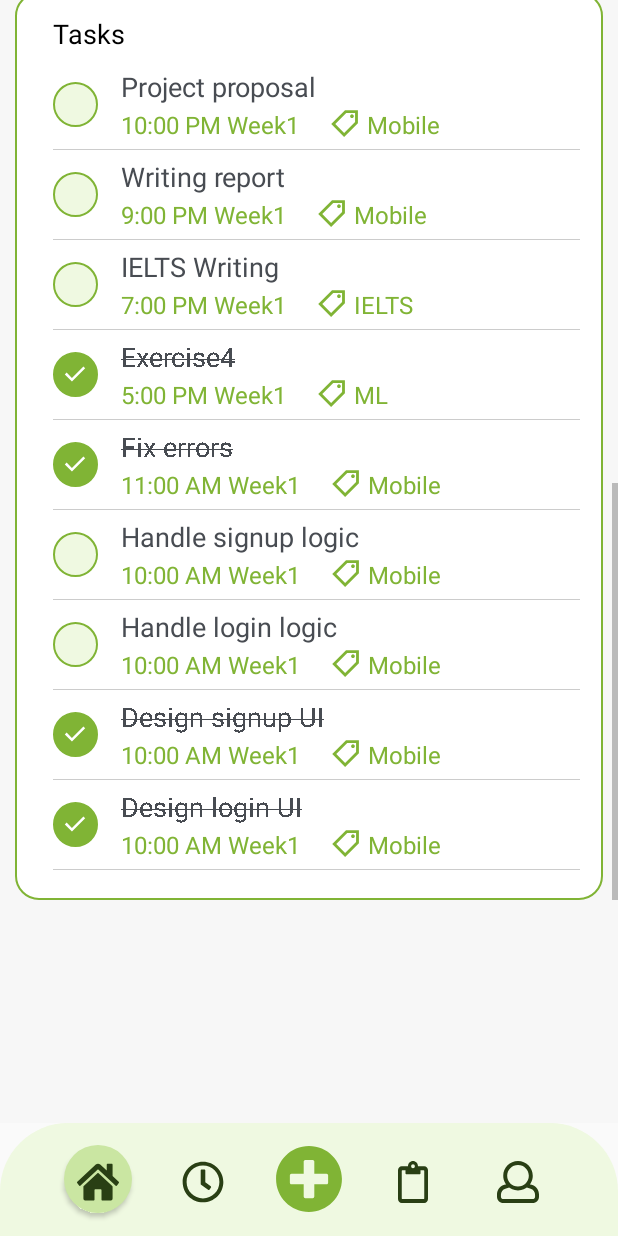
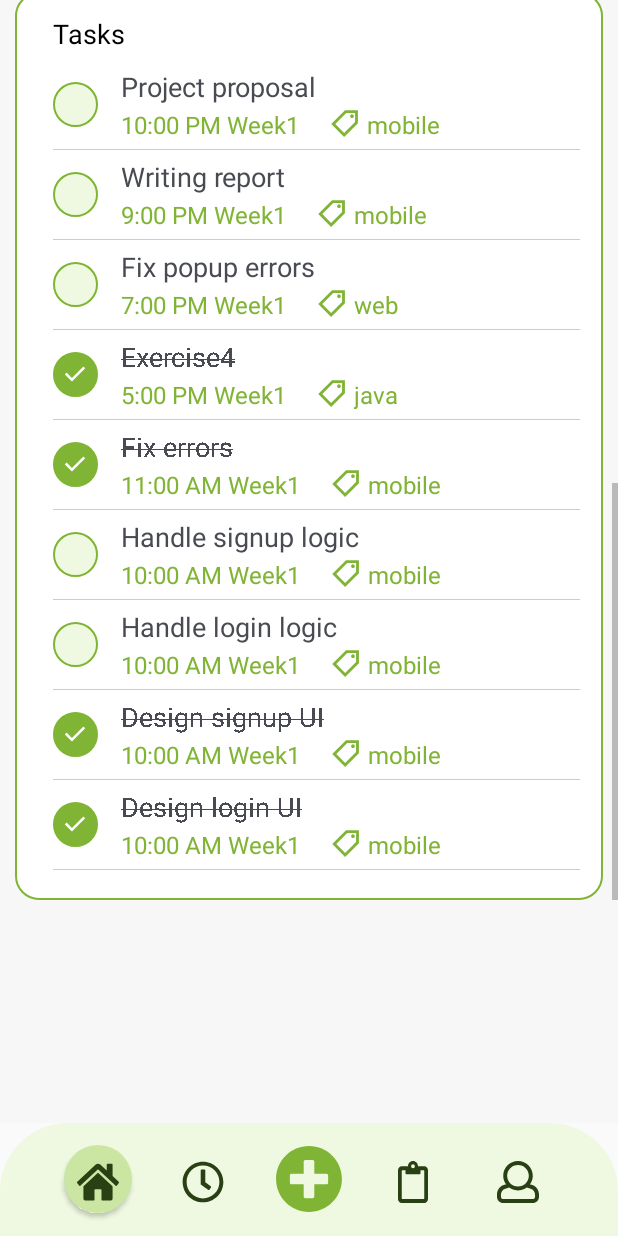
Before and after one commit to pmlinh21/Mobile-21KTPM1-Group05, an Android app built with Jetpack Compose: the fragment MonthlyReport placed in its activity, scrolled down 695 dp, on a phone screen of 412 x 824 dp. Run offline under Robolectric (Android 15) with nearby library versions, the phone set to English and light mode, and no system bars; our stand-ins replace Firebase (no records; nobody signed in at launch, a user with empty details on screens opened directly); libraries missing offline, so code that uses them is left out: com.github.mikephil.charting; plain views replace BarChart; 63 statements that could not run were skipped.

Commit message:
Fix Report UI

```diff
--- a/ApplePie/app/src/main/java/com/example/applepie/MonthlyReport.kt
+++ b/ApplePie/app/src/main/java/com/example/applepie/MonthlyReport.kt
@@ -55,15 +55,15 @@ class MonthlyReport : Fragment() {
         taskRecyclerView.layoutManager = LinearLayoutManager(requireContext())
         taskRecyclerView.adapter = adapter
 
-        lists.add(TaskList(1, 0, "", "Mobile"))
+        lists.add(TaskList(1, 0, "", "mobile"))
         lists.add(TaskList(2, 0, "", "SoftwareDesign"))
-        lists.add(TaskList(3, 0, "", "IELTS"))
-        lists.add(TaskList(4, 0, "", "ML"))
+        lists.add(TaskList(3, 0, "", "web"))
+        lists.add(TaskList(4, 0, "", "java"))
 
         //W1
         tasksList.add(Task("", "10:00 PM Week1", 1, 45, false, "", "", "Project proposal"))
         tasksList.add(Task("", "9:00 PM Week1", 1, 44, false, "", "", "Writing report"))
-        tasksList.add(Task("", "7:00 PM Week1", 3, 43, false, "", "", "IELTS Writing"))
+        tasksList.add(Task("", "7:00 PM Week1", 3, 43, false, "", "", "Fix popup errors"))
         tasksList.add(Task("", "5:00 PM Week1", 4, 42, true, "", "", "Exercise4"))
         tasksList.add(Task("", "11:00 AM Week1", 1, 41, true, "", "", "Fix errors"))
         tasksList.add(Task("", "10:00 AM Week1", 1, 40, false, "", "", "Handle signup logic"))
@@ -81,20 +81,20 @@ class MonthlyReport : Fragment() {
         tasksList.add(Task("", "12:00 AM Week2", 1, 30, true, "", "", "Fragment learning"))
 
         tasksList.add(Task("", "11:59 PM Week2", 1, 29, true,"", "", "W03 - UI + Auto layout"))
-        tasksList.add(Task("", "11:59 AM Week2", 3, 28, true,"", "", "IELTS Writing"))
-        tasksList.add(Task("", "11:59 AM Week2", 3, 27, false,"", "", "IELTS Speaking"))
+        tasksList.add(Task("", "11:59 AM Week2", 3, 28, true,"", "", "Writing doc"))
+        tasksList.add(Task("", "11:59 AM Week2", 3, 27, false,"", "", "Representation"))
 
         // W3
-        tasksList.add(Task("", "11:59 PM Week3", 3, 26, true,"", "", "IELTS Listening ex1"))
-        tasksList.add(Task("", "11:59 PM Week3", 3, 25, true,"", "", "IELTS Listening ex2"))
-        tasksList.add(Task("", "11:59 PM Week3", 3, 24, true,"", "", "IELTS Listening ex3"))
-        tasksList.add(Task("", "11:59 PM Week3", 3, 23, true,"", "", "IELTS Listening ex4"))
-        tasksList.add(Task("", "11:59 PM Week3", 3, 22, true,"", "", "IELTS Reading ex1"))
-        tasksList.add(Task("", "11:59 PM Week3", 3, 21, true,"", "", "IELTS Reading ex2"))
-        tasksList.add(Task("", "11:59 PM Week3", 3, 20, true,"", "", "IELTS Reading ex3"))
+        tasksList.add(Task("", "11:59 PM Week3", 3, 26, true,"", "", "Doing ex1"))
+        tasksList.add(Task("", "11:59 PM Week3", 3, 25, true,"", "", "Doing ex2"))
+        tasksList.add(Task("", "11:59 PM Week3", 3, 24, true,"", "", "Doing ex3"))
+        tasksList.add(Task("", "11:59 PM Week3", 3, 23, true,"", "", "Doing ex4"))
+        tasksList.add(Task("", "11:59 PM Week3", 3, 22, true,"", "", "Report ex1"))
+        tasksList.add(Task("", "11:59 PM Week3", 3, 21, true,"", "", "Report ex2"))
+        tasksList.add(Task("", "11:59 PM Week3", 3, 20, true,"", "", "Report ex3"))
 
-        tasksList.add(Task("", "11:59 PM Week3", 3, 19, true,"", "", "IELTS Speaking ex1"))
-        tasksList.add(Task("", "11:59 PM Week3", 3, 18, true,"", "", "IELTS Speaking ex2"))
+        tasksList.add(Task("", "11:59 PM Week3", 3, 19, true,"", "", "Report ex1"))
+        tasksList.add(Task("", "11:59 PM Week3", 3, 18, true,"", "", "Report ex2"))
 
         // W4
         tasksList.add(Task("", "10:00 PM Week4", 4, 17, true,"", "", "Exercise3"))
@@ -153,8 +153,8 @@ class MonthlyReport : Fragment() {
         val yAxis: YAxis = barChart.axisLeft
         yAxis.setDrawGridLines(false)
         yAxis.setDrawAxisLine(false)
-        yAxis.axisMaximum = 0f
-        yAxis.axisMaximum = 30f
+        yAxis.axisMinimum = 0f
+        yAxis.axisMaximum = 20f
         yAxis.setLabelCount(8)
         yAxis.setValueFormatter(object : ValueFormatter() {
             override fun getFormattedValue(value: Float): String {
@@ -238,7 +238,7 @@ class MonthlyReport : Fragment() {
         val yAxis_1: YAxis = barChartDone.axisLeft
         yAxis_1.setDrawGridLines(false)
         yAxis_1.setDrawAxisLine(false)
-        yAxis_1.axisMaximum = 0f
+        yAxis_1.axisMinimum = 0f
         yAxis_1.axisMaximum = 100f
         yAxis_1.setLabelCount(5)
         yAxis_1.setValueFormatter(object : ValueFormatter() {
--- a/ApplePie/app/src/main/res/layout/fragment_weekly_report.xml
+++ b/ApplePie/app/src/main/res/layout/fragment_weekly_report.xml
@@ -55,7 +55,7 @@
                 <com.github.mikephil.charting.charts.BarChart
                     android:id="@+id/barChart"
                     android:layout_width="match_parent"
-                    android:layout_height="300dp"
+                    android:layout_height="250dp"
                     android:layout_marginBottom="15dp"
                     android:layout_marginLeft="10dp" />
 
```
